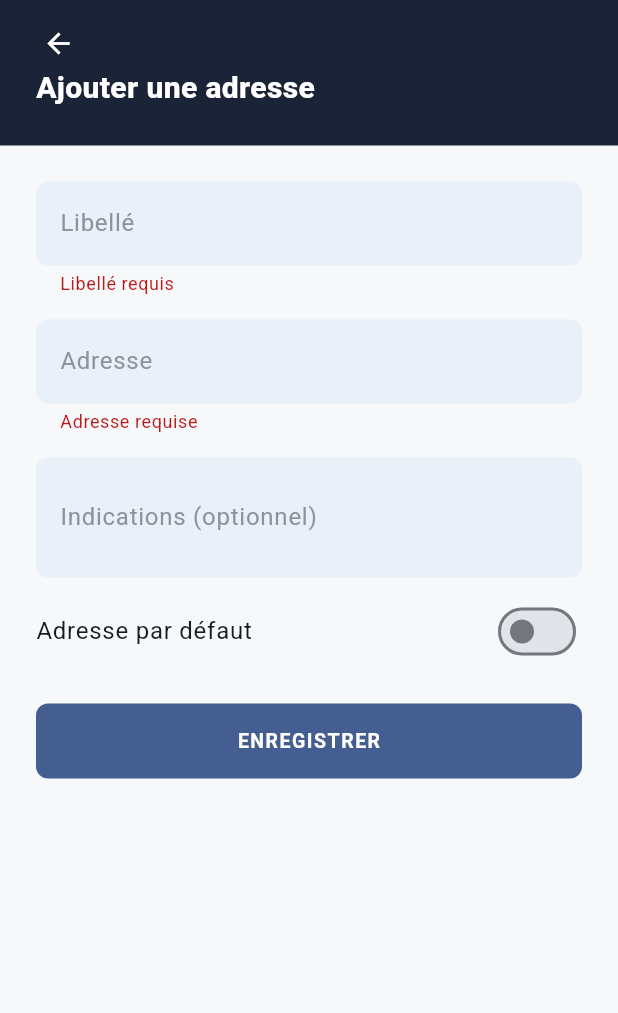
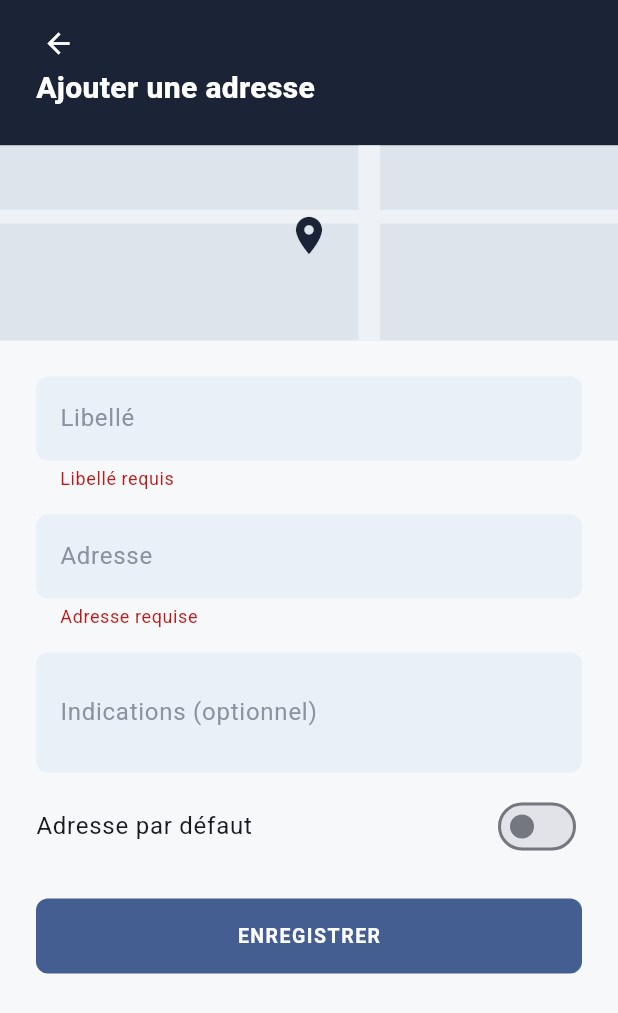
Before and after one commit to Alibalti592/Hssan-Delivery, a Flutter app: the AddAddressScreen screen opened directly, after a tap on "ENREGISTRER", on a phone screen of 412 x 824 dp. Shown: the top 1013 px of the screen. Run offline on Flutter 3.47's test engine with Material 3 defaults, Android fonts, the phone set to English and light mode, and no system bars; our stand-ins replace flutter_secure_storage; accounts and stored records are empty.

Commit message:
feat: add decorative map graphics from the design mockup
Adds a reusable, non-interactive map illustration (flat background,
road bars, pin markers, dashed route between two pins) matching the
mockup's map screens, shown on:

- client order tracking (pickup/dropoff pins, hidden for cancelled
  orders since there's nothing to track)
- add-address (single centered pin)
- the courier's in-progress delivery screen (pickup/dropoff pins,
  shown while accepted/picked-up/on-the-way)

This is illustrative only, not a real map — restaurants, delivery
zones and addresses don't carry lat/lng in this app, so it mirrors
the same "photo placeholder" convention already used elsewhere rather
than faking live tracking.

Co-Authored-By: Claude Sonnet 5 <noreply@anthropic.com>
Claude-Session: https://claude.ai/code/session_01B6RWxUSN3bwsXdDHTuPsqN

```diff
--- a/mobile/lib/client/add_address_screen.dart
+++ b/mobile/lib/client/add_address_screen.dart
@@ -4,6 +4,7 @@ import 'package:provider/provider.dart';
 import '../addresses/address_repository.dart';
 import '../core/api_exception.dart';
 import '../widgets/dark_header.dart';
+import '../widgets/decorative_map.dart';
 
 class AddAddressScreen extends StatefulWidget {
   const AddAddressScreen({super.key});
@@ -63,6 +64,7 @@ class _AddAddressScreenState extends State<AddAddressScreen> {
               title: 'Ajouter une adresse',
               onBack: _saving ? null : () => Navigator.of(context).pop(),
             ),
+            const DecorativeMap(height: 130, twoPins: false),
             Expanded(
               child: SingleChildScrollView(
                 padding: const EdgeInsets.all(24),
--- /dev/null
+++ b/mobile/lib/widgets/decorative_map.dart
@@ -0,0 +1,100 @@
+import 'package:flutter/material.dart';
+
+import '../theme.dart';
+
+/// A stylized, non-interactive map illustration matching the design mockup
+/// (flat background, a couple of "road" bars, and pin markers connected by a
+/// dashed route). There's no real geolocation data behind it — restaurants,
+/// delivery zones and addresses don't carry lat/lng in this app — so this is
+/// purely decorative, the same way a missing photo falls back to a plain
+/// icon tile elsewhere in the app.
+class DecorativeMap extends StatelessWidget {
+  const DecorativeMap({this.height = 150, this.twoPins = true, super.key});
+
+  final double height;
+  final bool twoPins;
+
+  @override
+  Widget build(BuildContext context) {
+    return SizedBox(
+      height: height,
+      width: double.infinity,
+      child: Stack(
+        fit: StackFit.expand,
+        children: [
+          CustomPaint(painter: _MapPainter(withRoute: twoPins)),
+          if (twoPins) ...[
+            const Align(
+              alignment: Alignment(-0.55, -0.25),
+              child: Icon(Icons.location_on, color: navy, size: 26),
+            ),
+            const Align(
+              alignment: Alignment(0.4, 0.3),
+              child: Icon(Icons.location_on, color: successText, size: 26),
+            ),
+          ] else
+            const Align(
+              alignment: Alignment(0, -0.1),
+              child: Icon(Icons.location_on, color: navy, size: 30),
+            ),
+        ],
+      ),
+    );
+  }
+}
+
+class _MapPainter extends CustomPainter {
+  _MapPainter({required this.withRoute});
+
+  final bool withRoute;
+
+  @override
+  void paint(Canvas canvas, Size size) {
+    canvas.drawRect(
+      Offset.zero & size,
+      Paint()..color = const Color(0xFFDDE4EC),
+    );
+
+    final road = Paint()..color = const Color(0xFFEEF2F7);
+    canvas.drawRect(
+      Rect.fromLTWH(0, size.height * 0.33, size.width, size.height * 0.07),
+      road,
+    );
+    canvas.drawRect(
+      Rect.fromLTWH(size.width * 0.58, 0, size.width * 0.035, size.height),
+      road,
+    );
+
+    if (withRoute) {
+      final routePaint = Paint()
+        ..color = navy.withValues(alpha: 0.5)
+        ..strokeWidth = 1.6
+        ..style = PaintingStyle.stroke;
+      _drawDashedLine(
+        canvas,
+        Offset(size.width * 0.2, size.height * 0.43),
+        Offset(size.width * 0.64, size.height * 0.58),
+        routePaint,
+      );
+    }
+  }
+
+  void _drawDashedLine(Canvas canvas, Offset a, Offset b, Paint paint) {
+    const dashWidth = 4.0;
+    const dashSpace = 3.0;
+    final total = (b - a).distance;
+    if (total == 0) return;
+    final direction = (b - a) / total;
+    var distance = 0.0;
+    while (distance < total) {
+      final start = a + direction * distance;
+      final end = a + direction * (distance + dashWidth).clamp(0, total);
+      canvas.drawLine(start, end, paint);
+      distance += dashWidth + dashSpace;
+    }
+  }
+
+  @override
+  bool shouldRepaint(covariant _MapPainter oldDelegate) =>
+      oldDelegate.withRoute != withRoute;
+}
```
Also changed, not shown: mobile/lib/client/order_detail_screen.dart (+19 -9 lines), mobile/lib/deliveries/delivery_detail_screen.dart (+24 -5 lines), 3 other files.
